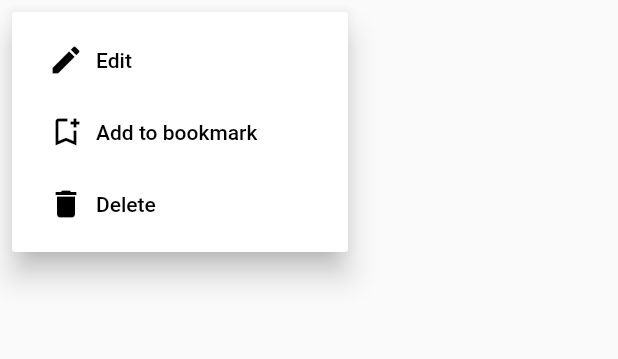
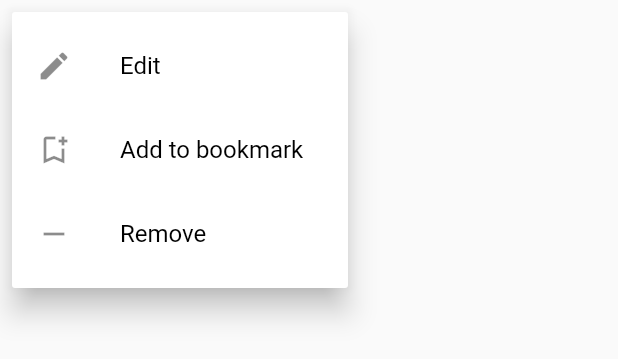
Before and after one commit to Silentcry16/todo_bloc2, a Flutter app: the PopUpMenu widget shown alone on an empty page, opened directly with empty values, after a tap on the "more vert" icon, on a phone screen of 412 x 824 dp. Shown: the top 359 px of the screen. Run offline on Flutter 3.47's test engine with Material 2 defaults, Android fonts, the phone set to English and light mode, and no system bars; our stand-ins replace equatable, flutter_bloc, hydrated_bloc.

Commit message:
improved popUpMenus

```diff
--- a/lib/widgets/pop_up_menu.dart
+++ b/lib/widgets/pop_up_menu.dart
@@ -8,80 +8,75 @@ import '../blocs/bloc_exports.dart';
 class PopUpMenu extends StatelessWidget {
   const PopUpMenu({
     Key? key,
-    required this.cancelOrDeleteCallBack,
-    required this.isFavoriteCallBack,
     required this.task,
   }) : super(key: key);
 
-  final VoidCallback cancelOrDeleteCallBack;
-  final VoidCallback isFavoriteCallBack;
   final Task task;
 
   @override
   Widget build(BuildContext context) {
     return task.isDeleted == false
-        ? PopupMenuButton(
+        ? BlocBuilder<SwitchBloc, SwitchState>(
+            builder: (context, state) {
+              return PopupMenuButton(
                 itemBuilder: (context) => [
                   PopupMenuItem(
-                child: TextButton.icon(
-                  style: ButtonStyle(
-                      foregroundColor: MaterialStateProperty.all(Colors.black)),
-                  onPressed: () {},
-                  icon: const Icon(Icons.edit),
-                  label: const Text('Edit'),
+                    onTap: () {},
+                    child: const ListTile(
+                      leading: Icon(Icons.edit),
+                      title: Text('Edit'),
                     ),
                   ),
                   PopupMenuItem(
-                child: TextButton.icon(
-                  style: ButtonStyle(
-                      foregroundColor: MaterialStateProperty.all(Colors.black)),
-                  onPressed: () {
-                    isFavoriteCallBack();
-                  },
-                  icon: task.isFavorite == false
+                    onTap: () => context
+                        .read<TasksBloc>()
+                        .add(IsfavoriteTaskEvent(task: task)),
+                    child: ListTile(
+                      leading: task.isFavorite == false
                           ? const Icon(Icons.bookmark_add_outlined)
-                      : const Icon(Icons.bookmark_add),
-                  label: task.isFavorite == false
-                      ? const Text('Add to bookmark ')
-                      : const Text('Remove from bookmark '),
+                          : const Icon(Icons.bookmark),
+                      title: task.isFavorite == false
+                          ? const Text('Add to bookmark')
+                          : const Text('Remove from bookmarks'),
                     ),
                   ),
                   PopupMenuItem(
-                child: TextButton.icon(
-                  style: ButtonStyle(
-                      foregroundColor: MaterialStateProperty.all(Colors.black)),
-                  onPressed: () {
-                    cancelOrDeleteCallBack();
-                  },
-                  icon: const Icon(Icons.delete),
-                  label: const Text('Delete'),
-                ),
-              ),
-            ],
-          )
-        : PopupMenuButton(
-            itemBuilder: (context) => [
-              PopupMenuItem(
-                child: TextButton.icon(
-                  style: ButtonStyle(
-                      foregroundColor: MaterialStateProperty.all(Colors.black)),
-                  onPressed: () => context
+                    onTap: () => context
                         .read<TasksBloc>()
-                      .add(RestoreTaskEvent(task: task)),
-                  icon: const Icon(Icons.undo),
-                  label: const Text('Restore'),
-                ),
-              ),
-              PopupMenuItem(
-                child: TextButton.icon(
-                  style: ButtonStyle(
-                      foregroundColor: MaterialStateProperty.all(Colors.black)),
-                  onPressed: cancelOrDeleteCallBack,
-                  icon: const Icon(Icons.delete_forever),
-                  label: const Text('Delete Forever'),
+                        .add(RemoveTaskEvent(task: task)),
+                    child: const ListTile(
+                      leading: Icon(Icons.remove),
+                      title: Text('Remove'),
                     ),
                   ),
                 ],
               );
+            },
+          )
+        : BlocBuilder<SwitchBloc, SwitchState>(
+            builder: (context, state) {
+              return PopupMenuButton(
+                itemBuilder: (context) => [
+                  PopupMenuItem(
+                      onTap: () => context
+                          .read<TasksBloc>()
+                          .add(RestoreTaskEvent(task: task)),
+                      child: const ListTile(
+                        leading: Icon(Icons.restart_alt_rounded),
+                        title: Text('Restore'),
+                      )),
+                  PopupMenuItem(
+                    onTap: () => context
+                        .read<TasksBloc>()
+                        .add(DeleteTaskEvent(task: task)),
+                    child: const ListTile(
+                      leading: Icon(Icons.delete_forever),
+                      title: Text('Delete forever'),
+                    ),
+                  ),
+                ],
+              );
+            },
+          );
   }
 }
```
Also changed, not shown: lib/widgets/list_item.dart (+7 -18 lines). Lines whose indentation alone changed are shown as unchanged.
